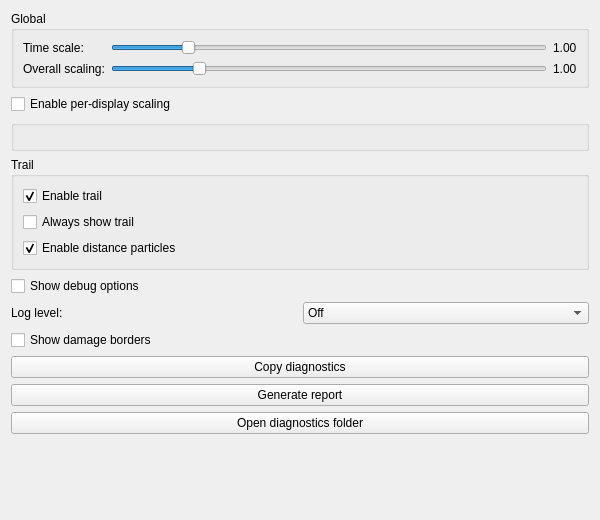
Old version of the form config/baclickfxconfig.ui in the repository floating142/kwin-effects-ba-click-fx.
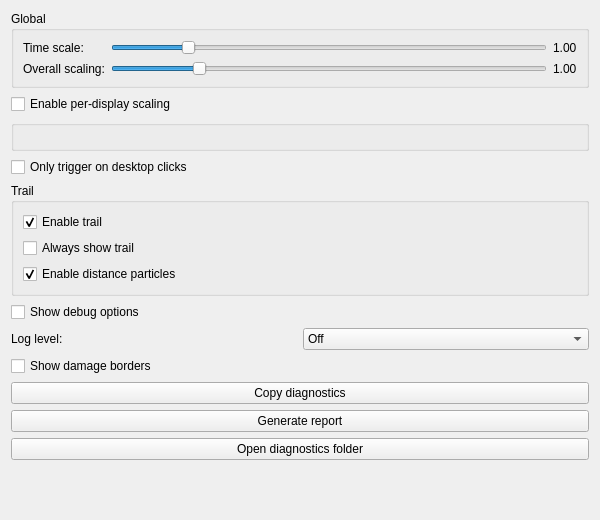
New version of the form.

Commit message: desktop Only use window-role checks, add UI toggle, default off

```diff
--- a/config/baclickfxconfig.ui
+++ b/config/baclickfxconfig.ui
@@ -126,6 +126,14 @@
     </widget>
    </item>
 
+   <!-- 触发条件 -->
+   <item>
+    <widget class="QCheckBox" name="desktopOnlyCheckBox">
+     <property name="text"><string>Only trigger on desktop clicks</string></property>
+     <property name="toolTip"><string>Restrict the effect to clicks on the desktop background (wallpaper). Clicks on windows, panels, and other UI elements won't trigger it.</string></property>
+    </widget>
+   </item>
+
    <!-- 拖尾设置 -->
    <item>
     <widget class="QGroupBox" name="trailGroupBox">
```
The commit also changes 3 other files.
